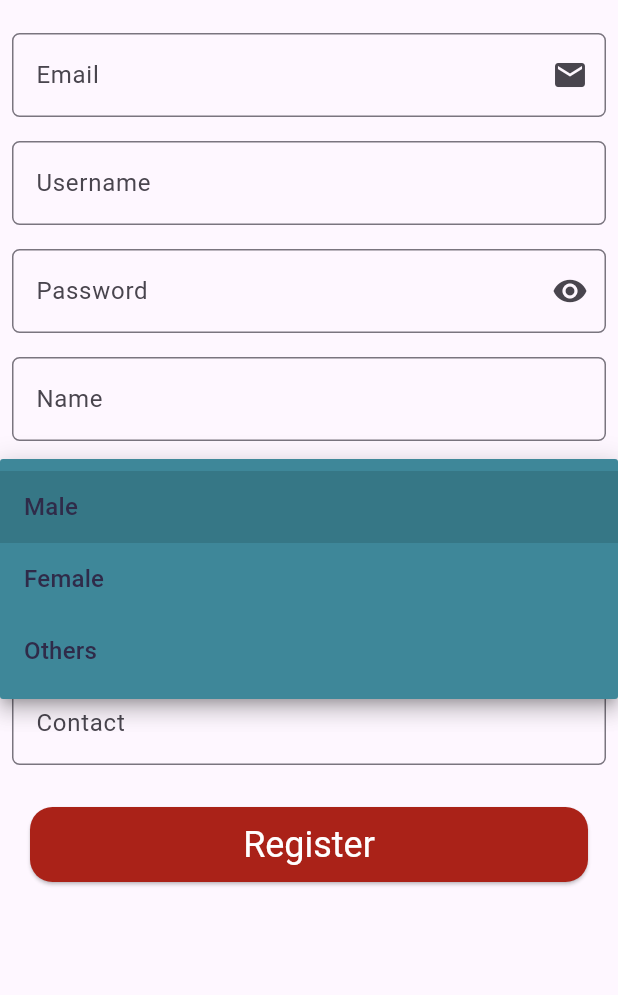
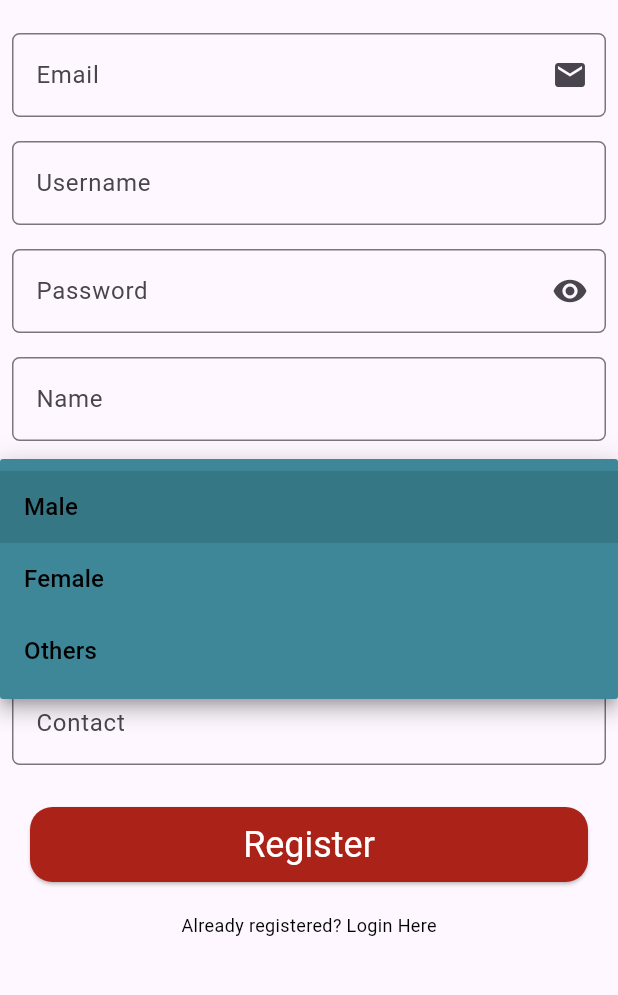
Before and after one commit to sijalneupane/api_testing_app, a Flutter app: the Register1 screen opened directly, after a tap on "Gender", on a phone screen of 412 x 824 dp, the part 63-1058 px from its top. Run offline on Flutter 3.47's test engine with Material 3 defaults, Android fonts, the phone set to English and light mode, and no system bars; our stand-ins replace dio, shared_preferences; accounts and stored records are empty; network calls fail.

Commit message:
Ui made for home,profile and setting

```diff
--- a/lib/main.dart
+++ b/lib/main.dart
@@ -1,4 +1,6 @@
 import 'package:api_testing_app/add_assignment.dart';
+import 'package:api_testing_app/bottom_navbar1.dart';
+import 'package:api_testing_app/check_loggedin.dart';
 import 'package:api_testing_app/get_assignment.dart';
 import 'package:api_testing_app/login1.dart';
 import 'package:api_testing_app/register1.dart';
@@ -23,8 +25,10 @@ class MyApp extends StatelessWidget {
       ),
       // home: Register1()
       // home: AddAssignment(),
-      home: Login1(),
+      // home: Login1(),
       // home: GetAssignment(),
+      // home: BottomNavbar1(),
+      home: CheckLoggedin(),
     );
   }
 }
--- a/lib/register1.dart
+++ b/lib/register1.dart
@@ -4,6 +4,7 @@ import 'package:api_testing_app/login1.dart';
 import 'package:api_testing_app/util/api_const.dart';
 import 'package:api_testing_app/util/custom_dropdown.dart';
 import 'package:api_testing_app/util/custom_elevatedbutton.dart';
+import 'package:api_testing_app/util/custom_inkwell.dart';
 import 'package:api_testing_app/util/custom_textformfield.dart';
 import 'package:api_testing_app/util/snackbar.dart';
 import 'package:api_testing_app/util/string_const.dart';
@@ -117,7 +118,8 @@ class _Register1State extends State<Register1> {
                     }
                   }
                 },
-              )
+              ),
+              CustomInkwell(data: alreadyRegisteredStr, builder: (p0) => Login1(),)
             ],
           ),
         )),
--- a/lib/util/api_const.dart
+++ b/lib/util/api_const.dart
@@ -1,7 +1,7 @@
 class ApiConst{
-    static String baseUrl="https://4b37-113-199-227-192.ngrok-free.app/";
-    static String signUpApi="createUser";
-     static String loginApi="login";
-    static String addAsssignmentApi="addAsssignment";
-    static String getAsssignmentApi="getAsssignment";
+    static String baseUrl="https://4f10-2404-7c00-49-c2a1-5d30-9011-bbd4-13a6.ngrok-free.app";
+    static String signUpApi="/createUser";
+     static String loginApi="/login";
+    static String addAssignmentApi="/addAssignment";
+    static String getAssignmentApi="/getAssignment";
 }
--- a/lib/util/custom_dropdown.dart
+++ b/lib/util/custom_dropdown.dart
@@ -12,7 +12,6 @@ class CustomDropdown extends StatelessWidget {
       this.onChanged,
       this.labelText,
       this.controller});
-
   @override
   Widget build(BuildContext context) {
     return Padding(
@@ -25,7 +24,7 @@ class CustomDropdown extends StatelessWidget {
               border:
                   OutlineInputBorder(borderRadius: BorderRadius.circular(5))),
           items: dropDownItemList
-              .map((e) => DropdownMenuItem( value: e,child: CustomText(data: e)))
+              .map((e) => DropdownMenuItem( value: e,child: CustomText(data: e,type: "heading",)))
               .toList(),
           onChanged: onChanged,
           autovalidateMode:AutovalidateMode.onUserInteraction,
--- /dev/null
+++ b/lib/util/custom_inkwell.dart
@@ -0,0 +1,18 @@
+import 'package:api_testing_app/util/custom_text.dart';
+import 'package:flutter/material.dart';
+
+class CustomInkwell extends StatelessWidget {
+  String data;
+  Widget Function(BuildContext) builder;
+   CustomInkwell({super.key,required this.data,required this.builder});
+
+  @override
+  Widget build(BuildContext context) {
+    return InkWell(
+      child:CustomText(data:data) ,
+      onTap: () {
+        Navigator.pushAndRemoveUntil(context,MaterialPageRoute(builder:builder ),(Route<dynamic> route) => false);
+      },
+    );
+  }
+}
--- a/lib/util/custom_text.dart
+++ b/lib/util/custom_text.dart
@@ -3,10 +3,12 @@ import 'package:flutter/material.dart';
 class CustomText extends StatelessWidget {
   String data;
   Color? color;
-  CustomText({super.key,required this.data,this.color});
+  String? type;
+  double? size;
+  CustomText({super.key,required this.data,this.color,this.type,this.size});
 
   @override
   Widget build(BuildContext context) {
-    return Text(data,style: TextStyle(color: color??const Color.fromARGB(255, 47, 43, 73),));
+    return Text(data,style: TextStyle(color: color??Colors.black,fontSize:size??((type=="heading")?16:(type=="subHeading"?14:12) )));
   }
 }
--- a/lib/util/snackbar.dart
+++ b/lib/util/snackbar.dart
@@ -1,10 +1,11 @@
-
 import 'package:flutter/material.dart';
 
 displaySnackBar(BuildContext context,String message){
   var snackBar = SnackBar(
   content: Text(message),
-  duration: Duration(seconds: 10),
+  duration: Duration(seconds: 5),
+  behavior: SnackBarBehavior.floating,
+  clipBehavior: Clip.antiAlias,
 );
 ScaffoldMessenger.of(context).showSnackBar(snackBar);
 }
--- a/lib/util/string_const.dart
+++ b/lib/util/string_const.dart
@@ -8,10 +8,12 @@ String contactStr="Contact";
 
 String registerStr="Register";
 String loginStr="Login";
+String logoutStr="Logout";
 String registerMessageStr="Account successfully created";
 String registerMessageFailedStr="Account Failed to create";
 
 String addAssignmentStr="Add Assignment";
+String getAssignmentStr="Get Assignment";
 String subjectNameStr="Subject Name";
 String semesterStr="Semester";
 String facultyStr="Faculty";
@@ -22,3 +24,13 @@ String addAssignmentMessageFailedStr="Failed to add assignmet";
 
 String loginMessageFailedStr="Failed to login";
 String loginMessageStr="Login Successfullyy";
+
+String settingStr="Settings";
+String profileStr="My profile";
+String welcomeProfileStr="Welcome to Your Profile ";
+String profileBodyStr="Your all personal info will be loaded here";
+String homeStr="Home";
+String welcomeHomeStr="Welcome to my homepage after login";
+
+String notRegisteredStr="Dont have account? Register Here";
+String alreadyRegisteredStr="Already registered? Login Here";
```
Also changed, not shown: lib/add_assignment.dart (+11 -3 lines), lib/bottom_navbar1.dart (added, +44 -0 lines), lib/check_loggedin.dart (added, +33 -0 lines), lib/get_assignment.dart (+61 -20 lines), lib/home1.dart (+6 -21 lines), lib/login1.dart (+10 -4 lines), lib/profile1.dart (added, +28 -0 lines), lib/settings.dart (added, +34 -0 lines), lib/util/custom_icons.dart (added, +13 -0 lines), lib/util/setting_elevated_button.dart (added, +63 -0 lines).
